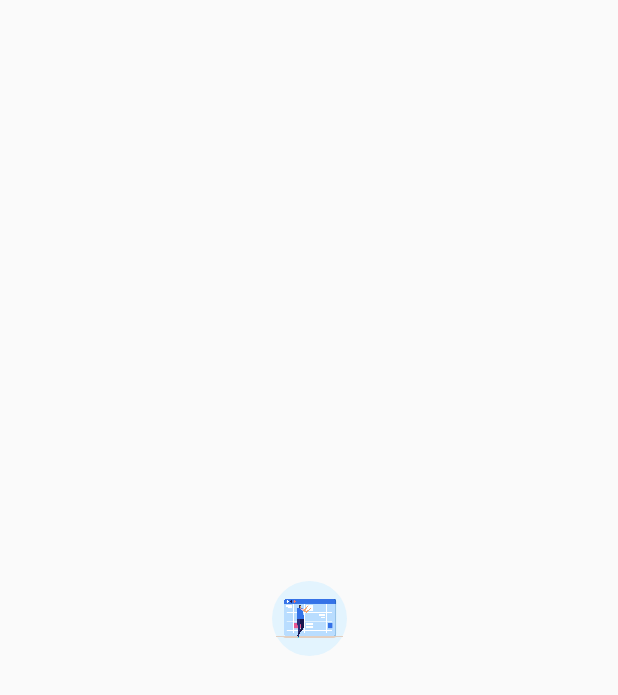
After one commit to Yassellee/Tsingenda-frontend, an Android app: the layout floattab.xml on its own in the app's theme, with its tools: preview values and no code run, on a phone screen of 412 x 824 dp. The commit adds this screen. Shown: the top 695 px of the screen. Run offline under Robolectric (Android 15) with nearby library versions, the phone set to English and light mode, and no system bars; network calls fail.

Commit message:
wish everything alright

```diff
--- a/app/build.gradle
+++ b/app/build.gradle
@@ -33,9 +33,11 @@ dependencies {
     implementation 'com.google.android.material:material:1.5.0'
     implementation 'androidx.constraintlayout:constraintlayout:2.1.3'
     implementation 'com.squareup.okhttp3:okhttp:3.0.1'
+    implementation 'com.github.princekin-f:EasyFloat:2.0.4'
     implementation 'com.alibaba:fastjson:1.1.70.android'
     implementation 'com.tencent.bugly:crashreport:latest.release'
     implementation 'com.tencent.bugly:nativecrashreport:latest.release'
+    implementation 'org.jetbrains:annotations:15.0'
     testImplementation 'junit:junit:4.13.2'
     androidTestImplementation 'androidx.test.ext:junit:1.1.3'
     androidTestImplementation 'androidx.test.espresso:espresso-core:3.4.0'
--- /dev/null
+++ b/app/src/main/res/drawable/circle2.xml
@@ -0,0 +1,5 @@
+<?xml version="1.0" encoding="utf-8"?>
+<shape xmlns:android="http://schemas.android.com/apk/res/android"
+    android:shape="oval">
+    <solid android:color="#e3f4fe"></solid>
+</shape>
--- /dev/null
+++ b/app/src/main/res/layout/floattab.xml
@@ -0,0 +1,24 @@
+<?xml version="1.0" encoding="utf-8"?>
+<androidx.constraintlayout.widget.ConstraintLayout xmlns:android="http://schemas.android.com/apk/res/android"
+    xmlns:app="http://schemas.android.com/apk/res-auto"
+    android:layout_width="match_parent"
+    android:layout_height="match_parent">
+    <ImageButton
+        android:id="@+id/regist"
+        android:layout_width="50dp"
+        android:layout_height="50dp"
+        android:background="@drawable/circle2"
+        app:layout_constraintBottom_toBottomOf="parent"
+        app:layout_constraintLeft_toLeftOf="parent"
+        app:layout_constraintRight_toRightOf="parent"
+        app:layout_constraintTop_toTopOf="parent"/>
+
+    <ImageView
+        android:layout_width="50dp"
+        android:layout_height="50dp"
+        android:src="@drawable/time3"
+        app:layout_constraintBottom_toBottomOf="@id/regist"
+        app:layout_constraintLeft_toLeftOf="@id/regist"
+        app:layout_constraintRight_toRightOf="@id/regist"
+        app:layout_constraintTop_toTopOf="@id/regist" />
+</androidx.constraintlayout.widget.ConstraintLayout>
```
Also changed, not shown: app/src/main/AndroidManifest.xml (+26 -6 lines), app/src/main/java/com/example/calendarfrontend/MainActivity.java (+71 -4 lines), app/src/main/java/com/example/calendarfrontend/SmsReceiver.java (added, +80 -0 lines).
